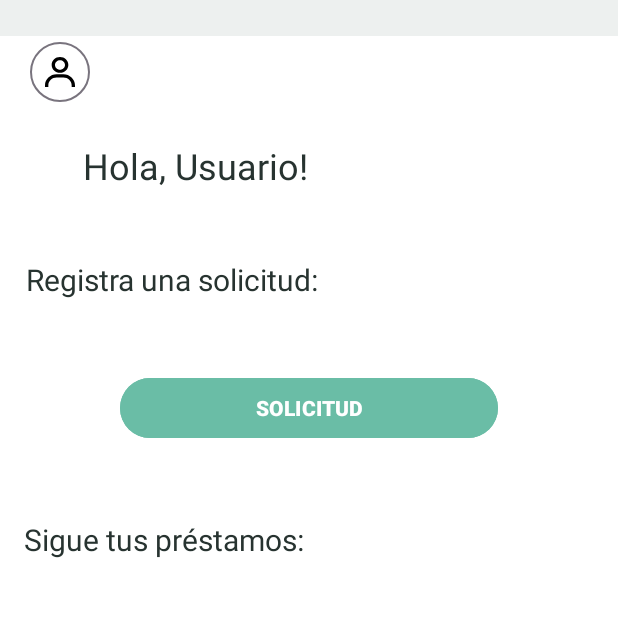
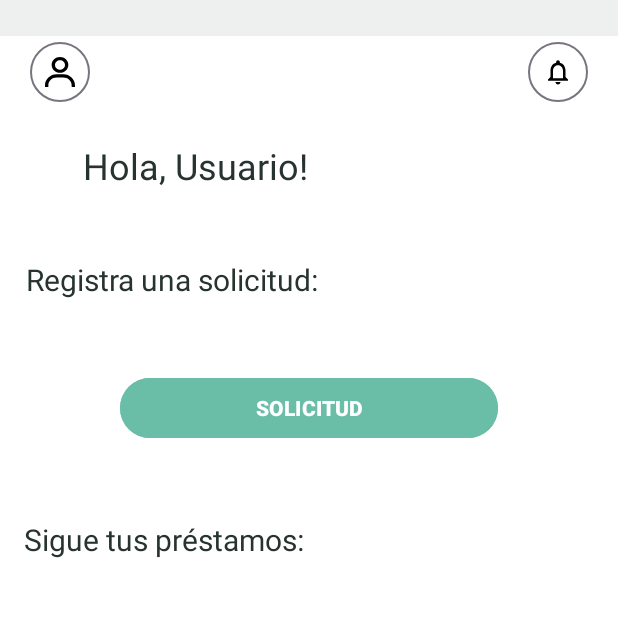
Before and after one commit to GRUPO-ADS2/DAM-I, an Android app: the screen it shows after launch (HomeActivity), on a phone screen of 412 x 824 dp, the top half of it. Run offline under Robolectric (Android 15) with nearby library versions, the phone set to English and light mode, and no system bars.

Commit message:
LA APP YA MANDA NOTIFICAIONES

```diff
--- a/AppMoviles/app/src/main/java/com/example/proyecto/MainActivity.kt
+++ b/AppMoviles/app/src/main/java/com/example/proyecto/MainActivity.kt
@@ -2,6 +2,7 @@ package com.example.proyecto
 
 import android.content.Intent
 import android.os.Bundle
+import android.util.Log
 import android.widget.Button
 import android.widget.Toast
 import androidx.activity.enableEdgeToEdge
@@ -13,6 +14,7 @@ import com.example.proyecto.services.ApiService
 import com.example.proyecto.utils.ApiUtils
 import com.example.proyecto.utils.SessionManager
 import com.google.android.material.textfield.TextInputEditText
+import com.google.firebase.messaging.FirebaseMessaging
 import retrofit2.Call
 import retrofit2.Callback
 import retrofit2.Response
@@ -41,6 +43,10 @@ class MainActivity : AppCompatActivity() {
 
         // Fetch users from the database
         fetchAlumnos()
+
+        // Inside onCreate method of MainActivity
+        val intent = Intent(this, FirebaseTokenService::class.java)
+        startService(intent)
 
         button.setOnClickListener {
             val username = txtUsuario.text.toString()
--- /dev/null
+++ b/AppMoviles/app/src/main/res/drawable/noti.xml
@@ -0,0 +1,11 @@
+<vector xmlns:android="http://schemas.android.com/apk/res/android"
+    android:height="24dp"
+    android:tint="#000000"
+    android:viewportHeight="24"
+    android:viewportWidth="24"
+    android:width="24dp">
+
+    <path android:fillColor="@android:color/white"
+        android:pathData="M12,22c1.1,0 2,-0.9 2,-2h-4c0,1.1 0.9,2 2,2zM18,16v-5c0,-3.07 -1.63,-5.64 -4.5,-6.32L13.5,4c0,-0.83 -0.67,-1.5 -1.5,-1.5s-1.5,0.67 -1.5,1.5v0.68C7.64,5.36 6,7.92 6,11v5l-2,2v1h16v-1l-2,-2zM16,17L8,17v-6c0,-2.48 1.51,-4.5 4,-4.5s4,2.02 4,4.5v6z"/>
+
+</vector>
--- a/AppMoviles/app/src/main/res/layout/activity_home.xml
+++ b/AppMoviles/app/src/main/res/layout/activity_home.xml
@@ -32,17 +32,39 @@
                 android:layout_width="match_parent"
                 android:layout_height="wrap_content"
                 android:layout_marginBottom="22dp"
-                android:orientation="vertical"
-                android:paddingHorizontal="16dp">
+                android:paddingHorizontal="16dp"
+                android:orientation="horizontal">
+
+                <androidx.constraintlayout.widget.ConstraintLayout
+                    android:layout_width="match_parent"
+                    android:layout_height="wrap_content">
 
                     <Button
                         android:id="@+id/btnUser"
                         style="?attr/materialIconButtonOutlinedStyle"
                         android:layout_width="wrap_content"
                         android:layout_height="wrap_content"
-                    android:layout_gravity="start"
                         app:icon="@drawable/user"
-                    app:iconTint="@color/black" />
+                        app:iconTint="@color/black"
+                        app:layout_constraintStart_toStartOf="parent"
+                        app:layout_constraintTop_toTopOf="parent"
+                        app:layout_constraintBottom_toBottomOf="parent" />
+
+                    <Button
+                        android:id="@+id/base"
+                        style="?attr/materialIconButtonOutlinedStyle"
+                        android:layout_width="wrap_content"
+                        android:layout_height="wrap_content"
+                        android:gravity="center_horizontal|center_vertical"
+                        android:textColor="@color/black"
+                        app:icon="@drawable/noti"
+                        app:iconTint="@color/black"
+                        app:rippleColor="@color/black"
+                        app:layout_constraintEnd_toEndOf="parent"
+                        app:layout_constraintTop_toTopOf="parent"
+                        app:layout_constraintBottom_toBottomOf="parent" />
+
+                </androidx.constraintlayout.widget.ConstraintLayout>
 
             </LinearLayout>
 
--- a/AppMoviles/build.gradle.kts
+++ b/AppMoviles/build.gradle.kts
@@ -2,4 +2,6 @@
 plugins {
     alias(libs.plugins.androidApplication) apply false
     alias(libs.plugins.jetbrainsKotlinAndroid) apply false
+    id("com.google.gms.google-services") version "4.4.2" apply false
+
 }
--- a/AppMoviles/settings.gradle.kts
+++ b/AppMoviles/settings.gradle.kts
@@ -17,6 +17,7 @@ dependencyResolutionManagement {
         google()
         mavenCentral()
     }
+
 }
 
 rootProject.name = "Proyecto"
```
Also changed, not shown: AppMoviles/app/build.gradle.kts (+7 -0 lines), AppMoviles/app/src/main/AndroidManifest.xml (+9 -1 lines), AppMoviles/app/src/main/java/com/example/proyecto/FirebaseMessagingService.kt (added, +54 -0 lines), AppMoviles/app/src/main/java/com/example/proyecto/FirebaseTokenService.kt (added, +33 -0 lines), 1 other file. Lines whose indentation alone changed are shown as unchanged.
